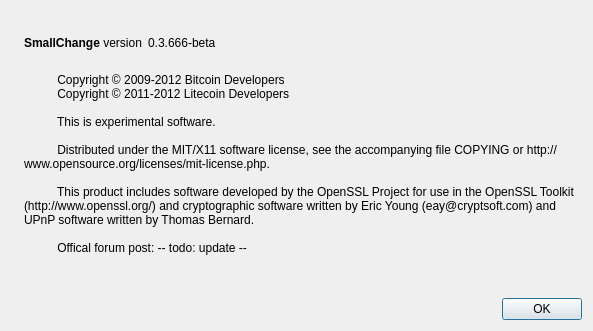
This is src/qt/forms/aboutdialog.ui in lilycoin/mazcoin as Qt 5 draws it before an edit. The edited form follows.
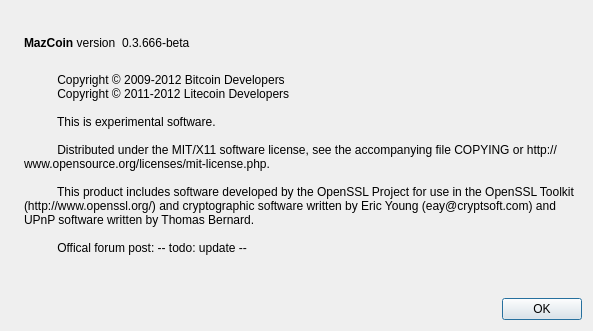
This is the edited form. Icons and pictures are not drawn.

```diff
--- a/src/qt/forms/aboutdialog.ui
+++ b/src/qt/forms/aboutdialog.ui
@@ -50,7 +50,7 @@
           <cursorShape>IBeamCursor</cursorShape>
          </property>
          <property name="text">
-          <string>&lt;b&gt;SmallChange&lt;/b&gt; version</string>
+          <string>&lt;b&gt;MazCoin&lt;/b&gt; version</string>
          </property>
          <property name="textInteractionFlags">
           <set>Qt::LinksAccessibleByMouse|Qt::TextSelectableByKeyboard|Qt::TextSelectableByMouse</set>
```
Left out of the diff: 2 changed lines with no effect on the pictures.
